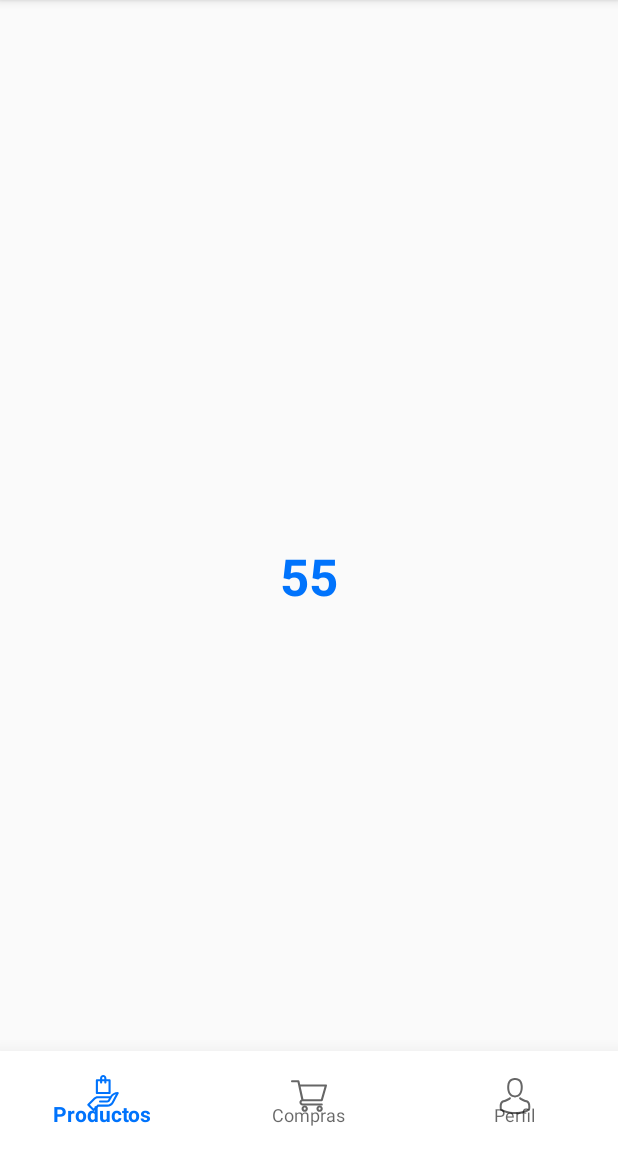
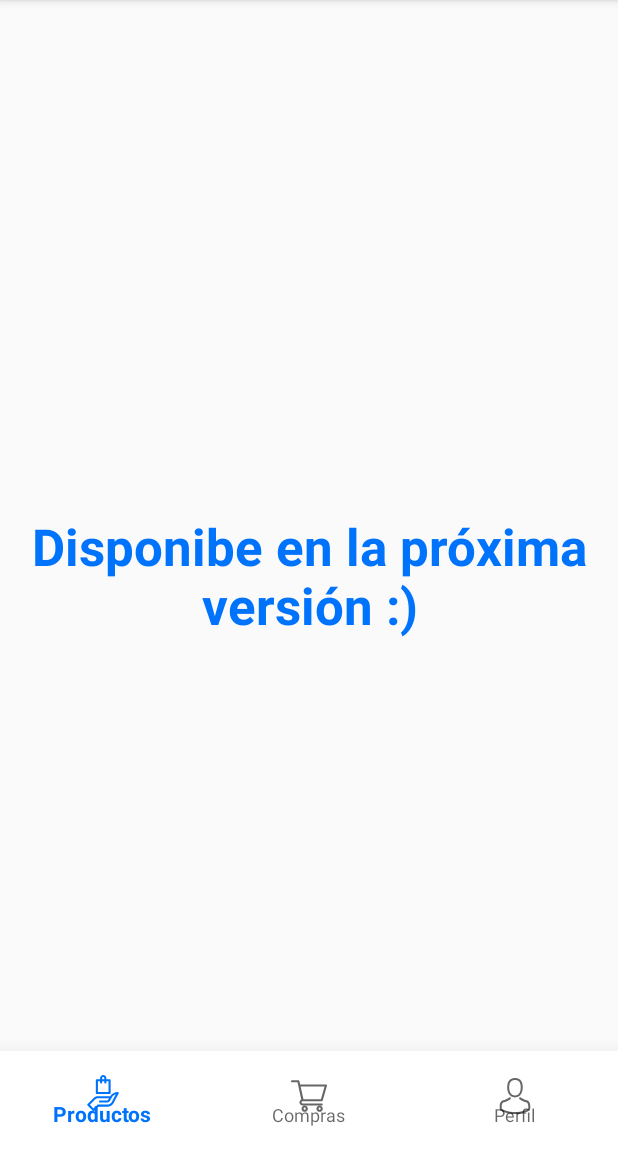
Before and after one commit to JohanTorrez/App_WAYTEK, an Android app: the fragment ShareFragment placed in its activity, on a phone screen of 412 x 824 dp, the part 84-1236 px from its top. Run offline under Robolectric (Android 15) with nearby library versions, the phone set to English and light mode, and no system bars; our stand-ins replace Volley; network calls fail; pictures from the network do not load; Roboto replaces fonts that are not available here.

Commit message:
Otro texto

```diff
--- a/src/main/res/layout/fragment_share.xml
+++ b/src/main/res/layout/fragment_share.xml
@@ -11,7 +11,7 @@
       android:layout_height="wrap_content"
       android:layout_gravity="center"
       android:gravity="center"
-      android:text="55"
+      android:text="Disponibe en la próxima versión :)"
       android:textAppearance="@style/TextAppearance.AppCompat.Display1"
       android:textColor="@color/Way_Primary"
       android:textStyle="bold"/>
```
